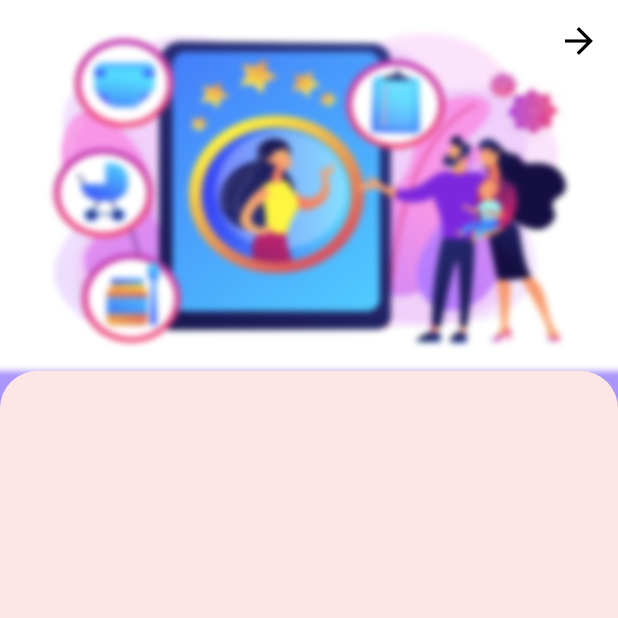
After one commit to snoyan/babysitter, a Flutter app: the NurseSignUp screen opened by its route, on a phone screen of 412 x 824 dp, the top half of it. The commit adds this screen. Run offline on Flutter 3.47's test engine with Material 2 defaults, Android fonts, the light colour scheme and no system bars.

Commit message:
nurse sho page

```diff
--- a/lib/route.dart
+++ b/lib/route.dart
@@ -1,5 +1,6 @@
 import 'package:babysitter/screens/nurseInfo/person_info_screen.dart';
 import 'package:babysitter/screens/ads/ads_screen.dart';
+import 'package:babysitter/screens/nurse_signPage/nurse_signPage.dart';
 import 'package:flutter/material.dart';
 
 import 'screens/main_screen.dart';
@@ -8,4 +9,5 @@ final Map<String, WidgetBuilder> myRoutes = {
   MainScreen.routeName: (context) => const MainScreen(),
   AdsScreen.routeName: (context) => const AdsScreen(),
   NurseInfo.routeName: (context) =>  NurseInfo(),
+  NurseSignUp.routeName:(context) => NurseSignUp(),
 };
--- a/lib/screens/main_screen.dart
+++ b/lib/screens/main_screen.dart
@@ -1,4 +1,5 @@
 import 'package:babysitter/screens/ads/ads_screen.dart';
+import 'package:babysitter/screens/nurse_signPage/nurse_signPage.dart';
 import 'package:flutter/material.dart';
 
 import '../constant.dart';
@@ -48,7 +49,9 @@ class _MainScreenState extends State<MainScreen> {
               ),
             )),
           ),
-          onPressed: () {},
+          onPressed: () {
+            Navigator.pushNamed(context, NurseSignUp.routeName);
+          },
         )
 /*
           bottomNavigationBar: AnimatedBottomNav(
--- /dev/null
+++ b/lib/screens/nurse_signPage/nurse_signPage.dart
@@ -0,0 +1,67 @@
+import 'dart:ui';
+
+import 'package:babysitter/constant.dart';
+import 'package:flutter/material.dart';
+
+class NurseSignUp extends StatefulWidget {
+  const NurseSignUp({Key? key}) : super(key: key);
+  static String routeName = '/NurseSignUp';
+  @override
+  _NurseSignUpState createState() => _NurseSignUpState();
+}
+
+class _NurseSignUpState extends State<NurseSignUp> {
+  @override
+  Widget build(BuildContext context) {
+    return SafeArea(
+      child: Scaffold(
+        body: Container(
+          height: MediaQuery.of(context).size.height,
+          width: MediaQuery.of(context).size.width,
+          child: Stack(children: [
+            Container(
+                width: MediaQuery.of(context).size.width,
+                height: MediaQuery.of(context).size.height * 0.3,
+                decoration: const BoxDecoration(
+                  image: DecorationImage(
+                      image: AssetImage('assets/image/baner.jpg'),
+                      fit: BoxFit.fill),
+                ),
+                child: BackdropFilter(
+                  filter: ImageFilter.blur(sigmaX: 2, sigmaY: 2),
+                  child: Container(
+                    decoration:
+                        BoxDecoration(color: Colors.white.withOpacity(0.0)),
+                  ),
+                )),
+            Positioned(
+                top: 3,
+                right: 2,
+                child: IconButton(
+                    onPressed: () {
+                      Navigator.of(context).pop;
+                    },
+                    icon: const Icon(
+                      Icons.arrow_back,
+                      size: 28,
+                      color: Colors.black,
+                    ))),
+            Positioned(
+              bottom: 0,
+              child: Container(
+                width: MediaQuery.of(context).size.width,
+                height: MediaQuery.of(context).size.height * 0.7,
+                decoration: const BoxDecoration(
+                  color: kBaseColor1,
+                  borderRadius: BorderRadius.only(
+                      topLeft: Radius.circular(25),
+                      topRight: Radius.circular(25)),
+                ),
+              ),
+            )
+          ]),
+        ),
+      ),
+    );
+  }
+}
```
Also changed, not shown: lib/screens/ads/ads_screen.dart (+5 -4 lines).
